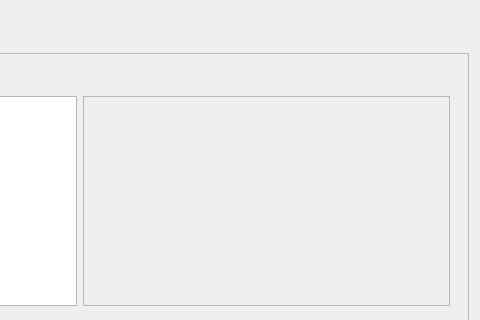
alonelysnake/BUAA-python-Online-question-bank-platform, file ui/MyWidgets/QuestionInfo.ui: the form before one commit; both pictures show x 320 to 800 and y 0 to 320 of the 800 by 600 pixel window.
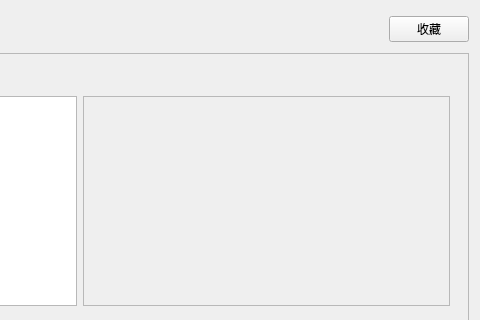
The form after the commit. Icons and pictures are not drawn.

Commit message: analysis窗口修复、添加收藏功能

What changed in the file:
```diff
--- a/ui/MyWidgets/QuestionInfo.ui
+++ b/ui/MyWidgets/QuestionInfo.ui
@@ -25,7 +25,20 @@
      </property>
     </widget>
    </item>
-   <item row="1" column="0">
+   <item row="0" column="1">
+    <widget class="QPushButton" name="likeButton">
+     <property name="sizePolicy">
+      <sizepolicy hsizetype="Fixed" vsizetype="Fixed">
+       <horstretch>0</horstretch>
+       <verstretch>0</verstretch>
+      </sizepolicy>
+     </property>
+     <property name="text">
+      <string>收藏</string>
+     </property>
+    </widget>
+   </item>
+   <item row="1" column="0" colspan="2">
     <widget class="QScrollArea" name="scrollArea">
      <property name="widgetResizable">
       <bool>true</bool>
```
Left out of the diff: 20 changed lines with no effect on the pictures. The commit also changes 9 other files.
